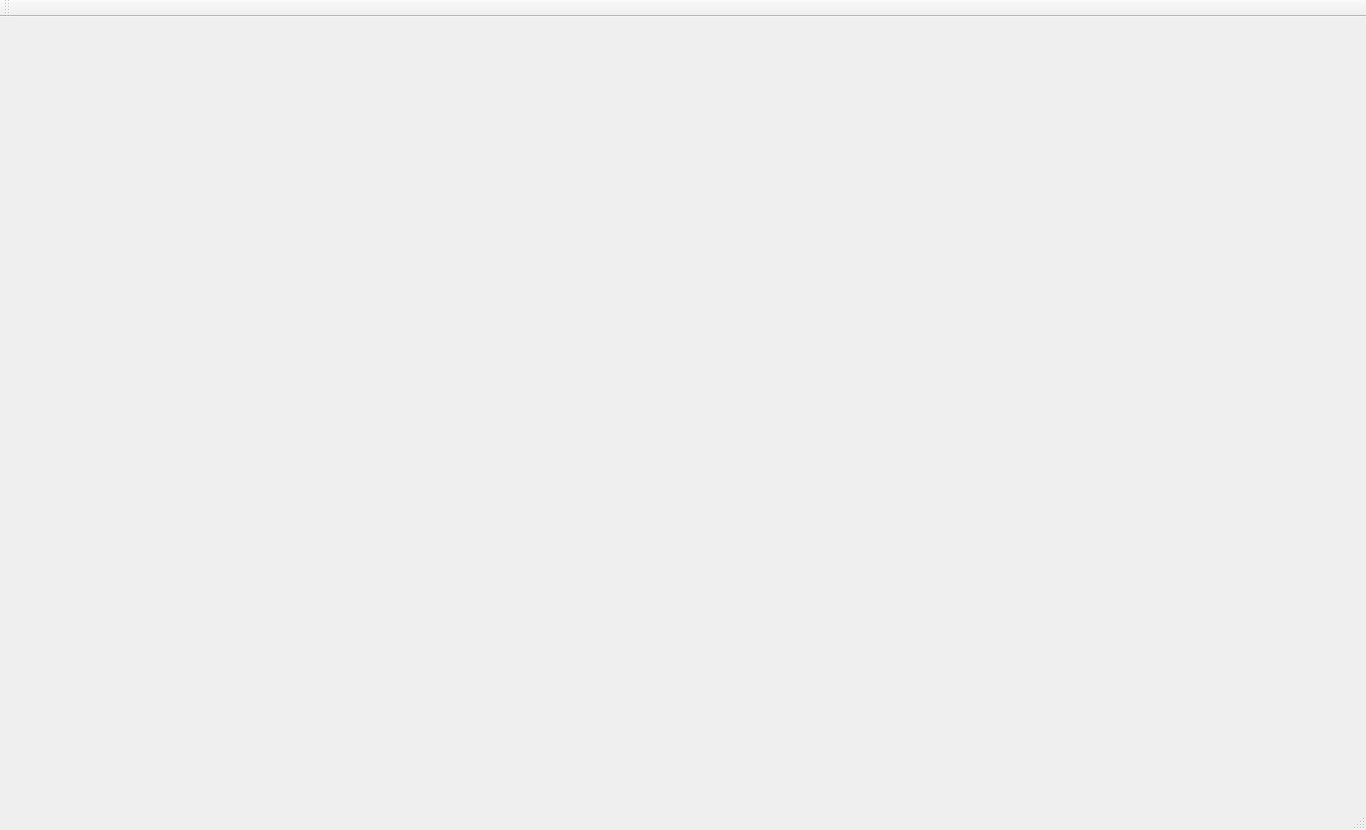
The window that mainwindow.ui (Carlos-D-09/lerma) describes before a commit, drawn with Qt 5.
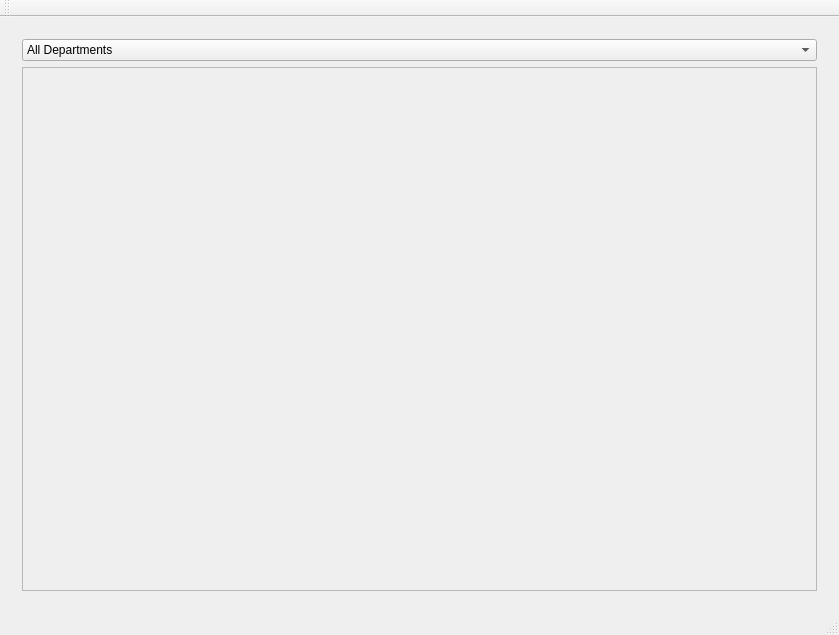
The same window after the commit. The open tabs and pages were chosen to show the change.

```diff
--- a/mainwindow.ui
+++ b/mainwindow.ui
@@ -6,8 +6,8 @@
    <rect>
     <x>0</x>
     <y>0</y>
-    <width>1366</width>
-    <height>830</height>
+    <width>839</width>
+    <height>635</height>
    </rect>
   </property>
   <property name="windowTitle">
@@ -142,7 +142,57 @@
         </item>
        </layout>
       </widget>
-      <widget class="QWidget" name="page_2"/>
+      <widget class="QWidget" name="page_2">
+       <layout class="QGridLayout" name="gridLayout_6">
+        <item row="0" column="0">
+         <layout class="QGridLayout" name="QboxQScroll">
+          <item row="0" column="0">
+           <widget class="QComboBox" name="categories">
+            <property name="currentIndex">
+             <number>0</number>
+            </property>
+            <item>
+             <property name="text">
+              <string>All Departments</string>
+             </property>
+            </item>
+            <item>
+             <property name="text">
+              <string>Books</string>
+             </property>
+            </item>
+           </widget>
+          </item>
+          <item row="1" column="0">
+           <widget class="QScrollArea" name="scrollArea">
+            <property name="widgetResizable">
+             <bool>true</bool>
+            </property>
+            <widget class="QWidget" name="scrollAreaWidgetContents">
+             <property name="geometry">
+              <rect>
+               <x>0</x>
+               <y>0</y>
+               <width>799</width>
+               <height>516</height>
+              </rect>
+             </property>
+             <layout class="QGridLayout" name="gridLayout_7">
+              <item row="0" column="0">
+               <layout class="QGridLayout" name="gridProducts">
+                <property name="spacing">
+                 <number>200</number>
+                </property>
+               </layout>
+              </item>
+             </layout>
+            </widget>
+           </widget>
+          </item>
+         </layout>
+        </item>
+       </layout>
+      </widget>
      </widget>
     </item>
    </layout>
```
Left out of the diff: 2 changed lines with no effect on the pictures.
